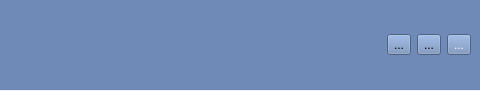
sdpunit/OrthoVis, file widgets/titlebar/titlebar.ui: the form before one commit; both pictures show x 310 to 790 and y 0 to 91 of the 790 by 91 pixel window.
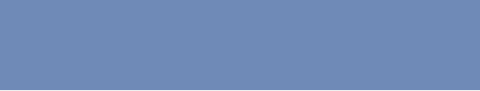
The form after the commit. Icons and pictures are not drawn.

Commit message: Removed buttons in Titlebar

What changed in the file:
```diff
--- a/widgets/titlebar/titlebar.ui
+++ b/widgets/titlebar/titlebar.ui
@@ -88,42 +88,6 @@
         </property>
        </widget>
       </item>
-      <item>
-       <widget class="QToolButton" name="collapse">
-        <property name="text">
-         <string>...</string>
-        </property>
-        <property name="icon">
-         <iconset>
-          <normaloff>../../assets/collapse_icon.png</normaloff>../../assets/collapse_icon.png</iconset>
-        </property>
-       </widget>
-      </item>
-      <item>
-       <widget class="QToolButton" name="expand">
-        <property name="text">
-         <string>...</string>
-        </property>
-        <property name="icon">
-         <iconset>
-          <normaloff>../../assets/expand_icon.png</normaloff>../../assets/expand_icon.png</iconset>
-        </property>
-       </widget>
-      </item>
-      <item>
-       <widget class="QToolButton" name="close">
-        <property name="styleSheet">
-         <string notr="true">color: rgb(255, 255, 255)</string>
-        </property>
-        <property name="text">
-         <string>...</string>
-        </property>
-        <property name="icon">
-         <iconset>
-          <normaloff>../../assets/exit_icon.png</normaloff>../../assets/exit_icon.png</iconset>
-        </property>
-       </widget>
-      </item>
      </layout>
     </widget>
    </item>
```
The commit also changes 1 other file.
